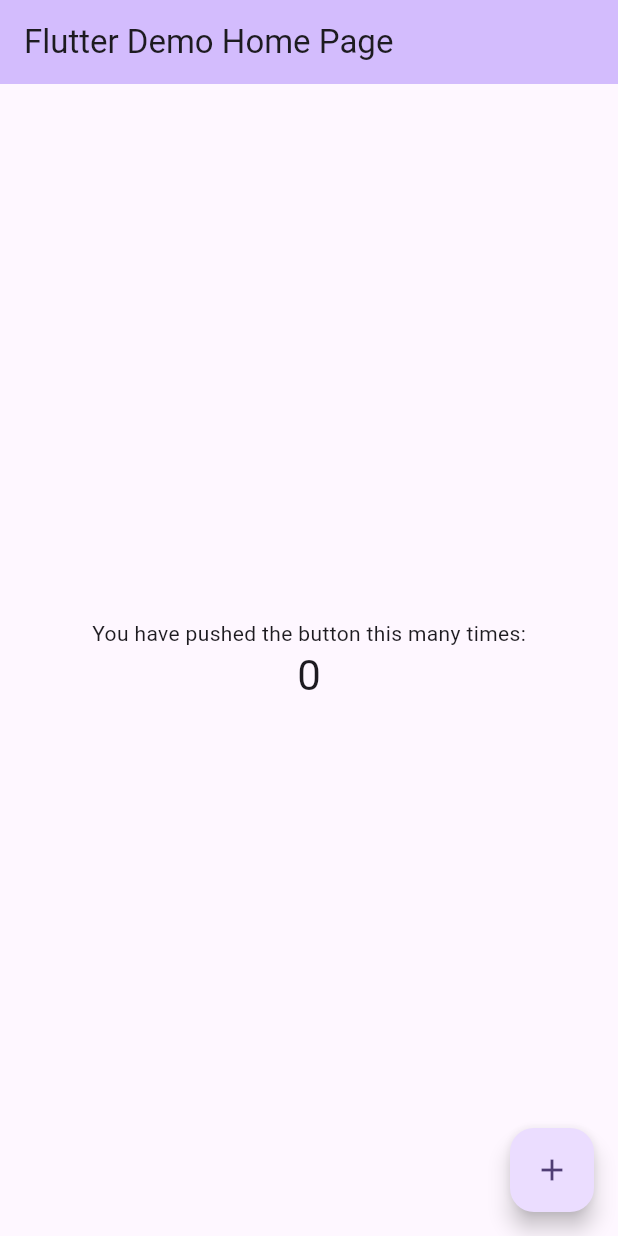
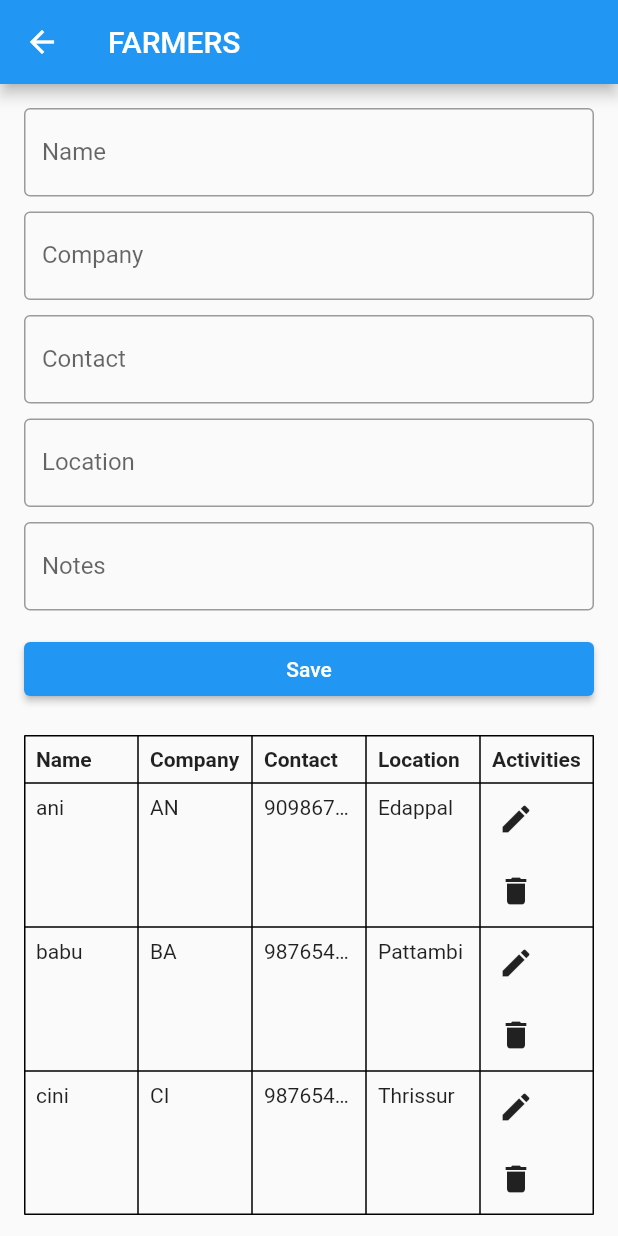
Before and after one commit to NaeemudheenVallanchira/gkaqua, a Flutter app: the screen it shows after launch, on a phone screen of 412 x 824 dp. Run offline on Flutter 3.47's test engine with Material 3 defaults, Android fonts, the phone set to English and light mode, and no system bars.

Commit message:
project created

```diff
--- /dev/null
+++ b/lib/farmers_form_ui.dart
@@ -0,0 +1,157 @@
+import 'package:flutter/material.dart';
+
+import 'models.dart';
+
+class FarmersForm extends StatelessWidget {
+  final Farmer farmer = Farmer.empty();
+  FarmersForm({super.key});
+
+  @override
+  Widget build(BuildContext context) {
+    return Scaffold(
+      appBar: AppBar(
+        title: const Text('FARMERS'),
+        leading: const Icon(Icons.arrow_back),
+      ),
+      body: SingleChildScrollView(
+        child: Padding(
+          padding: const EdgeInsets.all(16.0),
+          child: Column(
+            crossAxisAlignment: CrossAxisAlignment.stretch,
+            children: [
+              _buildInputField('Name', (value) => farmer.name = value),
+              _buildInputField('Company', (value) => farmer.company = value),
+              _buildInputField('Contact', (value) => farmer.contact = value),
+              _buildInputField('Location', (value) => farmer.location = value),
+              _buildInputField('Notes', (value) => farmer.notes = value),
+              const SizedBox(height: 5),
+              ElevatedButton(
+                onPressed: () {
+                  print(farmer.toString());
+                  showDialog(
+                      context: context,
+                      builder: (BuildContext context) {
+                        return AlertDialog(
+                          content: Column(
+                            children: [
+                              const Text(
+                                'Do you want to save ?',
+                              ),
+                              _buildInputField(
+                                  'Name', (value) => farmer.name = value),
+                              _buildInputField(
+                                  'Company', (value) => farmer.company = value),
+                              _buildInputField(
+                                  'Contact', (value) => farmer.contact = value),
+                              _buildInputField('Location',
+                                  (value) => farmer.location = value),
+                              _buildInputField(
+                                  'Notes', (value) => farmer.notes = value),
+                            ],
+                          ),
+                          actions: <Widget>[
+                            ElevatedButton(
+                              child: const Text('YES'),
+                              onPressed: () {
+                                Navigator.of(context).pop();
+                              },
+                            ),
+                            ElevatedButton(
+                              child: const Text('NO'),
+                              onPressed: () {
+                                Navigator.of(context).pop(true);
+                              },
+                            ),
+                          ],
+                        );
+                      });
+                },
+                child: const Text('Save'),
+              ),
+              const SizedBox(height: 20),
+              _buildTable(),
+            ],
+          ),
+        ),
+      ),
+    );
+  }
+
+  Widget _buildInputField(String label, Function onChange) {
+    return Padding(
+      padding: const EdgeInsets.only(bottom: 10.0),
+      child: TextField(
+        onChanged: (value) => onChange(value),
+        decoration: InputDecoration(
+          labelText: label,
+          border: const OutlineInputBorder(),
+          // filled: true,
+        ),
+      ),
+    );
+  }
+
+  Widget _buildTable() {
+    return Table(
+      border: TableBorder.all(),
+      children: [
+        _buildTableHeader(),
+        _buildTableRow('ani', 'AN', '9098675453', 'Edappal'),
+        _buildTableRow('babu', 'BA', '9876543211', 'Pattambi'),
+        _buildTableRow('cini', 'CI', '9876543222', 'Thrissur'),
+      ],
+    );
+  }
+
+  TableRow _buildTableHeader() {
+    return TableRow(
+      // decoration: const BoxDecoration(color: Colors.blue),
+      children: ['Name', 'Company', 'Contact', 'Location', 'Activities']
+          .map((header) => TableCell(
+                child: Padding(
+                  padding: const EdgeInsets.all(8.0),
+                  child: Text(header,
+                      overflow: TextOverflow.ellipsis,
+                      style: const TextStyle(
+                          fontWeight: FontWeight.bold) //, color: Colors.white),
+                      ),
+                ),
+              ))
+          .toList(),
+    );
+  }
+
+  TableRow _buildTableRow(
+      String name, String company, String contact, String location) {
+    return TableRow(
+      children: [
+        _buildTableCell(name),
+        _buildTableCell(company),
+        _buildTableCell(contact),
+        _buildTableCell(location),
+        TableCell(
+          child: Wrap(
+            direction: Axis.horizontal,
+            // mainAxisAlignment: MainAxisAlignment.spaceEvenly,
+            children: [
+              IconButton(onPressed: () {}, icon: const Icon(Icons.edit)),
+              IconButton(onPressed: () {}, icon: const Icon(Icons.delete)),
+            ],
+          ),
+        ),
+      ],
+    );
+  }
+
+  Widget _buildTableCell(String text) {
+    return TableCell(
+      child: Padding(
+        padding: const EdgeInsets.all(8.0),
+        child: Text(
+          text,
+          overflow: TextOverflow.ellipsis,
+        ),
+      ),
+    );
+  }
+}
--- a/lib/main.dart
+++ b/lib/main.dart
@@ -1,125 +1,15 @@
 import 'package:flutter/material.dart';
 
+import 'farmers_form_ui.dart';
+
 void main() {
-  runApp(const MyApp());
+  runApp(
+    MaterialApp(
+      theme: ThemeData(
+        useMaterial3: false,
+      ),
+      debugShowCheckedModeBanner: false,
+      home: FarmersForm(),
+    ),
+  );
 }
-
-class MyApp extends StatelessWidget {
-  const MyApp({super.key});
-
-  // This widget is the root of your application.
-  @override
-  Widget build(BuildContext context) {
-    return MaterialApp(
-      title: 'Flutter Demo',
-      theme: ThemeData(
-        // This is the theme of your application.
-        //
-        // TRY THIS: Try running your application with "flutter run". You'll see
-        // the application has a purple toolbar. Then, without quitting the app,
-        // try changing the seedColor in the colorScheme below to Colors.green
-        // and then invoke "hot reload" (save your changes or press the "hot
-        // reload" button in a Flutter-supported IDE, or press "r" if you used
-        // the command line to start the app).
-        //
-        // Notice that the counter didn't reset back to zero; the application
-        // state is not lost during the reload. To reset the state, use hot
-        // restart instead.
-        //
-        // This works for code too, not just values: Most code changes can be
-        // tested with just a hot reload.
-        colorScheme: ColorScheme.fromSeed(seedColor: Colors.deepPurple),
-        useMaterial3: true,
-      ),
-      home: const MyHomePage(title: 'Flutter Demo Home Page'),
-    );
-  }
-}
-
-class MyHomePage extends StatefulWidget {
-  const MyHomePage({super.key, required this.title});
-
-  // This widget is the home page of your application. It is stateful, meaning
-  // that it has a State object (defined below) that contains fields that affect
-  // how it looks.
-
-  // This class is the configuration for the state. It holds the values (in this
-  // case the title) provided by the parent (in this case the App widget) and
-  // used by the build method of the State. Fields in a Widget subclass are
-  // always marked "final".
-
-  final String title;
-
-  @override
-  State<MyHomePage> createState() => _MyHomePageState();
-}
-
-class _MyHomePageState extends State<MyHomePage> {
-  int _counter = 0;
-
-  void _incrementCounter() {
-    setState(() {
-      // This call to setState tells the Flutter framework that something has
-      // changed in this State, which causes it to rerun the build method below
-      // so that the display can reflect the updated values. If we changed
-      // _counter without calling setState(), then the build method would not be
-      // called again, and so nothing would appear to happen.
-      _counter++;
-    });
-  }
-
-  @override
-  Widget build(BuildContext context) {
-    // This method is rerun every time setState is called, for instance as done
-    // by the _incrementCounter method above.
-    //
-    // The Flutter framework has been optimized to make rerunning build methods
-    // fast, so that you can just rebuild anything that needs updating rather
-    // than having to individually change instances of widgets.
-    return Scaffold(
-      appBar: AppBar(
-        // TRY THIS: Try changing the color here to a specific color (to
-        // Colors.amber, perhaps?) and trigger a hot reload to see the AppBar
-        // change color while the other colors stay the same.
-        backgroundColor: Theme.of(context).colorScheme.inversePrimary,
-        // Here we take the value from the MyHomePage object that was created by
-        // the App.build method, and use it to set our appbar title.
-        title: Text(widget.title),
-      ),
-      body: Center(
-        // Center is a layout widget. It takes a single child and positions it
-        // in the middle of the parent.
-        child: Column(
-          // Column is also a layout widget. It takes a list of children and
-          // arranges them vertically. By default, it sizes itself to fit its
-          // children horizontally, and tries to be as tall as its parent.
-          //
-          // Column has various properties to control how it sizes itself and
-          // how it positions its children. Here we use mainAxisAlignment to
-          // center the children vertically; the main axis here is the vertical
-          // axis because Columns are vertical (the cross axis would be
-          // horizontal).
-          //
-          // TRY THIS: Invoke "debug painting" (choose the "Toggle Debug Paint"
-          // action in the IDE, or press "p" in the console), to see the
-          // wireframe for each widget.
-          mainAxisAlignment: MainAxisAlignment.center,
-          children: <Widget>[
-            const Text(
-              'You have pushed the button this many times:',
-            ),
-            Text(
-              '$_counter',
-              style: Theme.of(context).textTheme.headlineMedium,
-            ),
-          ],
-        ),
-      ),
-      floatingActionButton: FloatingActionButton(
-        onPressed: _incrementCounter,
-        tooltip: 'Increment',
-        child: const Icon(Icons.add),
-      ), // This trailing comma makes auto-formatting nicer for build methods.
-    );
-  }
-}
--- /dev/null
+++ b/lib/models.dart
@@ -0,0 +1,48 @@
+class Farmer {
+  String id;
+  String name;
+  String company;
+  String contact;
+  String location;
+  String notes;
+
+  Farmer({
+    required this.id,
+    required this.name,
+    required this.company,
+    required this.contact,
+    required this.location,
+    required this.notes,
+  });
+
+  Farmer.empty()
+      : id = 'null',
+        name = 'null',
+        company = 'null',
+        contact = 'null',
+        location = 'null',
+        notes = 'null';
+
+  @override
+  String toString() =>
+      'Farmer { id: $id, name: $name, company: $company, contact: $contact, location: $location, notes: $notes }';
+
+  factory Farmer.fromJson(Map<String, dynamic> json) {
+    return Farmer(
+      id: json['id'],
+      name: json['name'],
+      company: json['company'],
+      contact: json['contact'],
+      location: json['location'],
+      notes: json['notes'],
+    );
+  }
+  Map<String, dynamic> toJson() => {
+        'id': id,
+        'name': name,
+        'contact': contact,
+        'company': company,
+        'location': location,
+        'notes': notes,
+      };
+}
```
